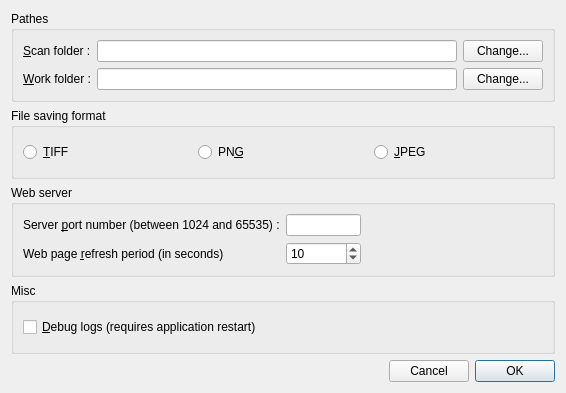
gehelem/als, file src/als/ui/prefs_ui.ui: the form before one commit.
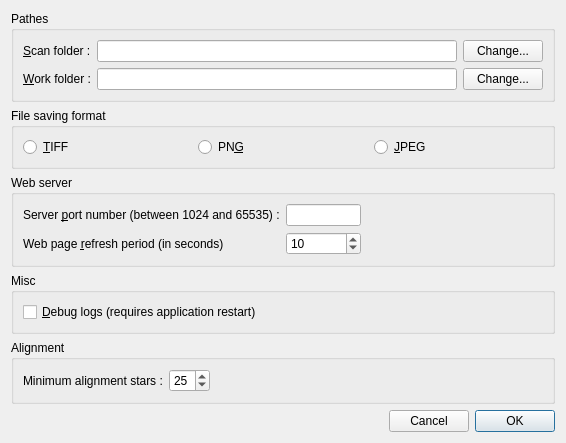
The form after the commit.

Commit message: Add minimum alignement stars ui items

The edit to the form file:
```diff
--- a/src/als/ui/prefs_ui.ui
+++ b/src/als/ui/prefs_ui.ui
@@ -209,6 +209,55 @@
      </layout>
     </widget>
    </item>
+   <item>
+    <widget class="QGroupBox" name="groupBox_4">
+     <property name="title">
+      <string>Alignment</string>
+     </property>
+     <layout class="QHBoxLayout" name="horizontalLayout_5">
+      <item>
+       <layout class="QGridLayout" name="gridLayout">
+        <item row="0" column="0">
+         <widget class="QLabel" name="lbl_al_minimum_stars">
+          <property name="text">
+           <string>Minimum alignment stars :</string>
+          </property>
+          <property name="textFormat">
+           <enum>Qt::AutoText</enum>
+          </property>
+          <property name="buddy">
+           <cstring>spn_al_minimum_stars</cstring>
+          </property>
+         </widget>
+        </item>
+        <item row="0" column="1">
+         <widget class="QSpinBox" name="spn_al_minimum_stars">
+          <property name="minimum">
+           <number>1</number>
+          </property>
+          <property name="value">
+           <number>25</number>
+          </property>
+         </widget>
+        </item>
+       </layout>
+      </item>
+      <item>
+       <spacer name="horizontalSpacer_3">
+        <property name="orientation">
+         <enum>Qt::Horizontal</enum>
+        </property>
+        <property name="sizeHint" stdset="0">
+         <size>
+          <width>160</width>
+          <height>20</height>
+         </size>
+        </property>
+       </spacer>
+      </item>
+     </layout>
+    </widget>
+   </item>
    <item>
     <layout class="QHBoxLayout" name="horizontalLayout">
      <property name="sizeConstraint">
```
